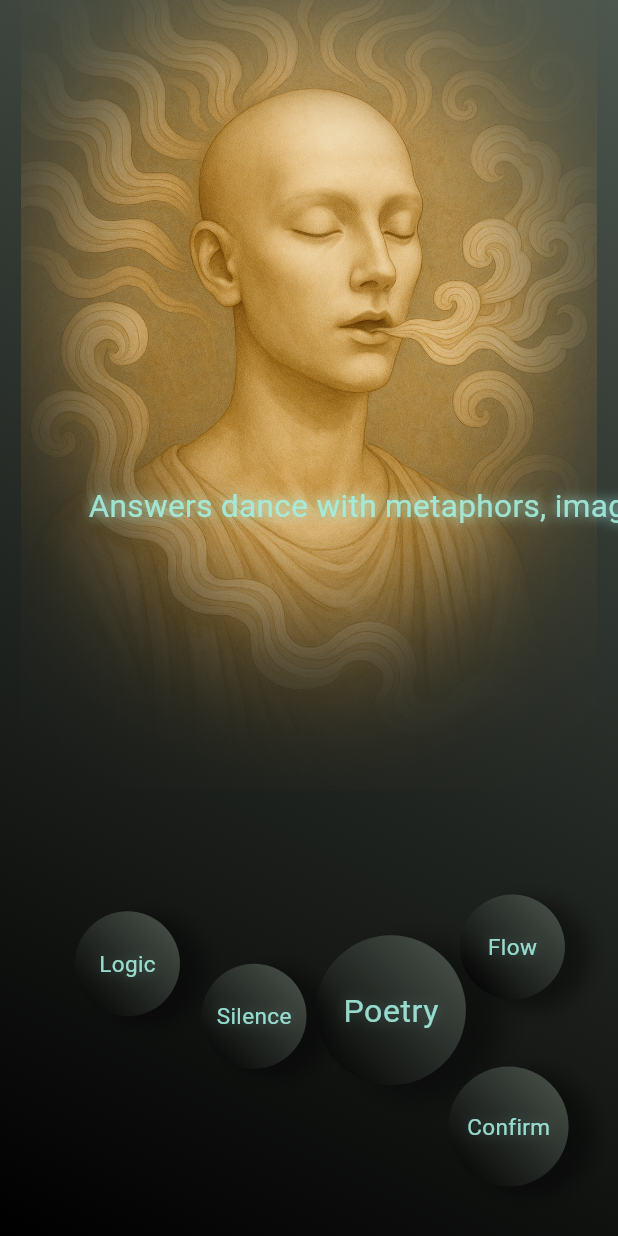
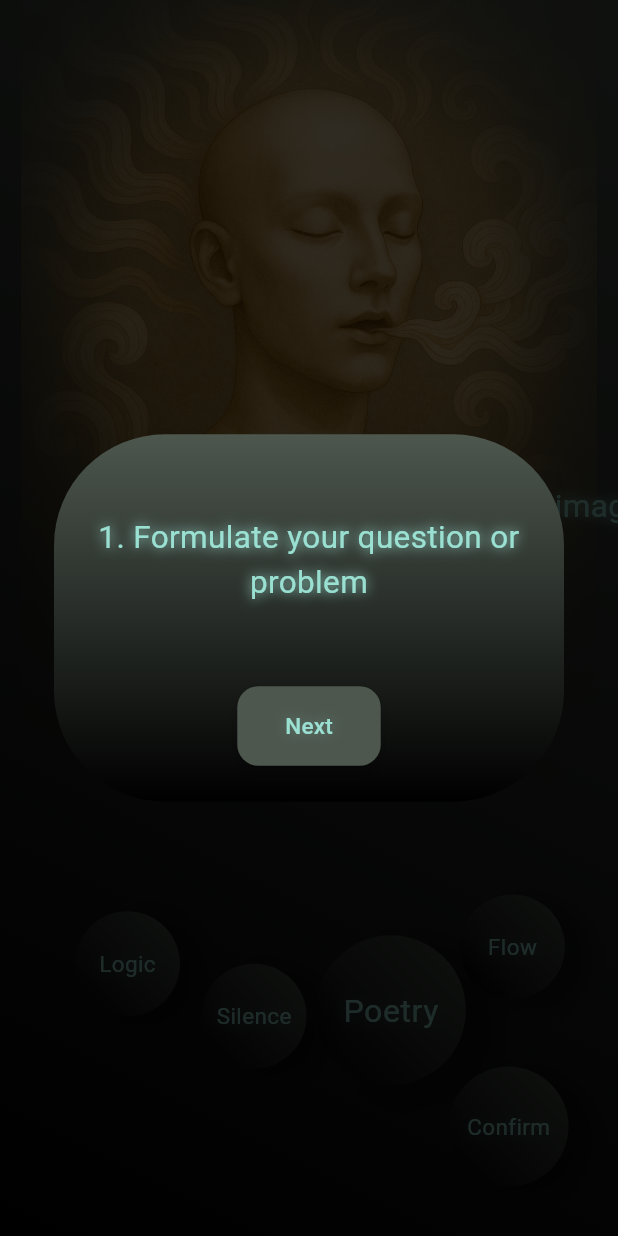
Before and after one commit to Ruslan-Po/Guru, a Flutter app: the screen it shows after launch, on a phone screen of 412 x 824 dp. Run offline on Flutter 3.47's test engine with Material 3 defaults, Android fonts, the phone set to English and light mode, and no system bars; our stand-ins replace flutter_dotenv, google_fonts, shared_preferences, speech_to_text, vibration; missing offline and left inert: glossy; Roboto replaces fonts that are missing (Gabarito).

Commit message:
instructions added

```diff
--- /dev/null
+++ b/devtools_options.yaml
@@ -0,0 +1,3 @@
+description: This file stores settings for Dart & Flutter DevTools.
+documentation: https://docs.flutter.dev/tools/devtools/extensions#configure-extension-enablement-states
+extensions:
--- a/lib/main.dart
+++ b/lib/main.dart
@@ -1,10 +1,12 @@
 import 'package:flutter/material.dart';
+import 'package:flutter/services.dart';
 import 'package:guru/screens/application.dart';
 import 'package:flutter_dotenv/flutter_dotenv.dart';
 //import 'dart:io'; // импорт наверху файла
 
 void main() async {
   WidgetsFlutterBinding.ensureInitialized();
+  await SystemChrome.setPreferredOrientations([DeviceOrientation.portraitUp]);
   await dotenv.load(fileName: "env.txt", isOptional: false);
   runApp(const App());
 }
--- a/lib/screens/home.dart
+++ b/lib/screens/home.dart
@@ -1,10 +1,12 @@
 import 'dart:math';
 import 'package:flutter/material.dart';
 import 'package:guru/app_routes.dart';
+import 'package:guru/screens/onboarding.dart';
 import 'package:guru/stiles/app_titles.dart';
 import 'package:guru/voice_descriptions.dart';
 import 'package:guru/widgets/main_round.dart';
 import 'package:guru/widgets/voice_round.dart';
+import 'package:shared_preferences/shared_preferences.dart';
 import 'package:vibration/vibration.dart';
 
 class Home extends StatefulWidget {
@@ -33,6 +35,7 @@ void _navigationByIndex(BuildContext context, int index) {
 
 class _HomeState extends State<Home> {
   int _activeIndex = 1;
+  bool _showOnboarding = false;
 
   static const double _normalSize = 70;
   static const double _activeSize = 100;
@@ -52,6 +55,33 @@ class _HomeState extends State<Home> {
     VoiceDescriptions.logic,
   ];
 
+  final List<String> titles = ["Flow", "Poetry", "Silence", "Logic"];
+  final List<double> angles = [50, 75, 100, 125];
+
+  @override
+  void initState() {
+    super.initState();
+    _checkOnboarding();
+  }
+
+  Future<void> _checkOnboarding() async {
+    final prefs = await SharedPreferences.getInstance();
+    final seen = prefs.getBool('seenOnboarding') ?? false;
+    if (!seen) {
+      setState(() {
+        _showOnboarding = true;
+      });
+    }
+  }
+
+  Future<void> _finishOnboarding() async {
+    final prefs = await SharedPreferences.getInstance();
+    await prefs.setBool('seenOnboarding', true);
+    setState(() {
+      _showOnboarding = false;
+    });
+  }
+
   void _vibrate() async {
     bool hasVibrator = await Vibration.hasVibrator();
     if (hasVibrator) {
@@ -59,22 +89,18 @@ class _HomeState extends State<Home> {
     }
   }
 
-  final List<String> titles = ["Flow", "Poetry", "Silence", "Logic"];
-
-  final List<double> angles = [50, 75, 100, 125];
-
   @override
   Widget build(BuildContext context) {
     final Size screenSize = MediaQuery.of(context).size;
-
     final double mainRoundRadius = 175;
     final double voiceButtonRadius = mainRoundRadius + 36;
-
     final double centerX = screenSize.width / 2;
     final double centerY = screenSize.height * 0.57;
 
     return Scaffold(
-      body: Center(
+      body: Stack(
+        children: [
+          Center(
             child: SizedBox.expand(
               child: Container(
                 decoration: BoxDecoration(
@@ -178,6 +204,10 @@ class _HomeState extends State<Home> {
               ),
             ),
           ),
+          // --- Overlay — поверх всего ---
+          if (_showOnboarding) OnboardingOverlay(onFinish: _finishOnboarding),
+        ],
+      ),
     );
   }
 }
--- /dev/null
+++ b/lib/screens/onboarding.dart
@@ -0,0 +1,94 @@
+import 'package:flutter/material.dart';
+import 'package:guru/stiles/app_titles.dart';
+
+class OnboardingOverlay extends StatefulWidget {
+  final VoidCallback onFinish;
+  const OnboardingOverlay({super.key, required this.onFinish});
+
+  @override
+  State<OnboardingOverlay> createState() => _OnboardingOverlayState();
+}
+
+class _OnboardingOverlayState extends State<OnboardingOverlay> {
+  final PageController _controller = PageController();
+  int _currentPage = 0;
+
+  final List<String> _instructions = [
+    "1. Formulate your question or problem",
+    "2. Choose the Guru's voice",
+    "3. Speak your request and receive an answer",
+  ];
+
+  void _next() {
+    if (_currentPage < _instructions.length - 1) {
+      setState(() => _currentPage++);
+      _controller.nextPage(
+        duration: const Duration(milliseconds: 300),
+        curve: Curves.easeInOut,
+      );
+    } else {
+      widget.onFinish();
+    }
+  }
+
+  @override
+  Widget build(BuildContext context) {
+    return Material(
+      color: Colors.black.withOpacity(0.8),
+      child: Center(
+        child: Container(
+          width: 340,
+          padding: const EdgeInsets.all(24),
+          decoration: BoxDecoration(
+            gradient: LinearGradient(
+              begin: Alignment.bottomCenter,
+              end: Alignment.topCenter,
+              colors: [Color.fromARGB(255, 0, 0, 0), Color(0xFF4D574E)],
+            ),
+            color: const Color.fromARGB(255, 255, 255, 255),
+            borderRadius: BorderRadius.circular(74),
+          ),
+          child: Column(
+            mainAxisSize: MainAxisSize.min,
+            children: [
+              SizedBox(
+                height: 120,
+                child: PageView.builder(
+                  controller: _controller,
+                  physics: const NeverScrollableScrollPhysics(),
+                  itemCount: _instructions.length,
+                  itemBuilder: (_, i) => Center(
+                    child: Text(
+                      _instructions[i],
+                      style: AppTextStyles.descriptions,
+                      textAlign: TextAlign.center,
+                    ),
+                  ),
+                ),
+              ),
+              const SizedBox(height: 24),
+              ElevatedButton(
+                style: ElevatedButton.styleFrom(
+                  backgroundColor: Color(0xFF4D574E), // Цвет кнопки (фон)
+                  shape: RoundedRectangleBorder(
+                    borderRadius: BorderRadius.circular(14),
+                  ),
+                  elevation: 4,
+                  padding: const EdgeInsets.symmetric(
+                    vertical: 16,
+                    horizontal: 32,
+                  ),
+                ),
+                onPressed: _next,
+                child: Text(
+                  style: AppTextStyles.buttons,
+                  _currentPage < _instructions.length - 1 ? "Next" : "Proceed",
+                ),
+              ),
+            ],
+          ),
+        ),
+      ),
+    );
+  }
+}
--- a/lib/services/openai_repository.dart
+++ b/lib/services/openai_repository.dart
@@ -59,8 +59,6 @@ class OpenAIRepository {
     if (basePrompt == null) {
       return 'No system prompt found for this voice.';
     }
-
-    // Динамически формируем полный промт с учётом истории
     String finalPrompt = basePrompt;
     if (lastAiAnswers.isNotEmpty) {
       final answersBlock = lastAiAnswers.map((a) => '- "$a"').join('\n');
--- a/lib/widgets/voice_round.dart
+++ b/lib/widgets/voice_round.dart
@@ -17,7 +17,6 @@ class VoiceRound extends StatelessWidget {
           end: Alignment.topRight,
           colors: [Color.fromARGB(255, 0, 0, 0), Color(0xFF4D574E)],
         ),
-        color: const Color.fromARGB(255, 0, 158, 13),
         shape: BoxShape.circle,
         boxShadow: [
           BoxShadow(
--- a/pubspec.yaml
+++ b/pubspec.yaml
@@ -21,6 +21,7 @@ dependencies:
   google_fonts: ^6.2.1
   glossy: ^0.0.5
   vibration: ^3.1.3
+  shared_preferences: ^2.5.3
 
 dev_dependencies:
   flutter_test:
@@ -51,3 +52,4 @@ flutter:
   assets:
     - assets/images/
     - env.txt
+    - assets/icons/
```
Also changed, not shown: lib/screens/voices/flow.dart (+56 -19 lines), lib/screens/voices/logic.dart (+55 -19 lines), lib/screens/voices/poetry.dart (+55 -21 lines), lib/screens/voices/silence.dart (+72 -24 lines), pubspec.lock, 2 other files. Lines whose indentation alone changed are shown as unchanged.
